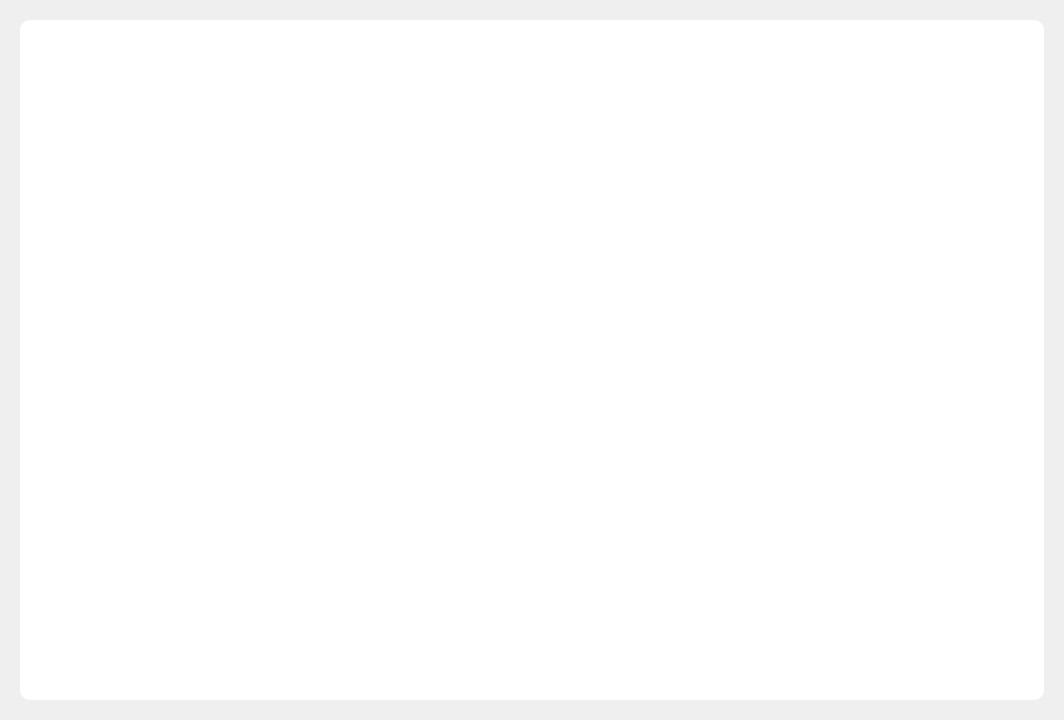
This is ui/main_window.ui in bfmhno3/resonate as Qt 5 draws it before an edit. The edited form follows.
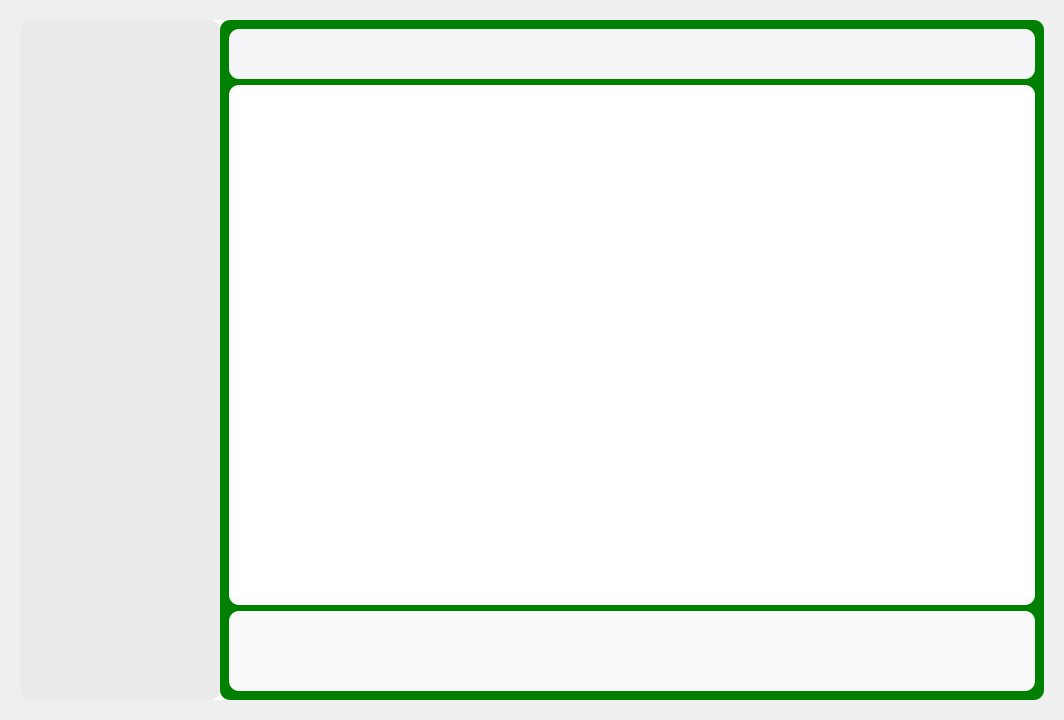
This is the edited form.

Commit message: feat: 大体绘制 GUI 界面,使用 Widget 占位

What changed in the file:
```diff
--- a/ui/main_window.ui
+++ b/ui/main_window.ui
@@ -36,16 +36,118 @@
      </property>
      <item>
       <widget class="QWidget" name="content" native="true">
-       <property name="sizePolicy">
-        <sizepolicy hsizetype="Expanding" vsizetype="Expanding">
-         <horstretch>0</horstretch>
-         <verstretch>0</verstretch>
-        </sizepolicy>
-       </property>
        <property name="styleSheet">
         <string notr="true">background-color: white;
 border-radius: 10px;</string>
        </property>
+       <layout class="QHBoxLayout" name="horizontalLayout_2">
+        <property name="spacing">
+         <number>0</number>
+        </property>
+        <property name="leftMargin">
+         <number>0</number>
+        </property>
+        <property name="topMargin">
+         <number>0</number>
+        </property>
+        <property name="rightMargin">
+         <number>0</number>
+        </property>
+        <property name="bottomMargin">
+         <number>0</number>
+        </property>
+        <item>
+         <widget class="QWidget" name="sidebar" native="true">
+          <property name="sizePolicy">
+           <sizepolicy hsizetype="Fixed" vsizetype="Preferred">
+            <horstretch>0</horstretch>
+            <verstretch>0</verstretch>
+           </sizepolicy>
+          </property>
+          <property name="minimumSize">
+           <size>
+            <width>200</width>
+            <height>0</height>
+           </size>
+          </property>
+          <property name="maximumSize">
+           <size>
+            <width>200</width>
+            <height>16777215</height>
+           </size>
+          </property>
+          <property name="styleSheet">
+           <string notr="true">background-color: #EAEAEA;</string>
+          </property>
+         </widget>
+        </item>
+        <item>
+         <widget class="QWidget" name="right_container" native="true">
+          <property name="styleSheet">
+           <string notr="true">background-color: green;</string>
+          </property>
+          <layout class="QVBoxLayout" name="verticalLayout">
+           <item>
+            <widget class="QWidget" name="header" native="true">
+             <property name="sizePolicy">
+              <sizepolicy hsizetype="Preferred" vsizetype="Fixed">
+               <horstretch>0</horstretch>
+               <verstretch>0</verstretch>
+              </sizepolicy>
+             </property>
+             <property name="minimumSize">
+              <size>
+               <width>0</width>
+               <height>50</height>
+              </size>
+             </property>
+             <property name="maximumSize">
+              <size>
+               <width>16777215</width>
+               <height>50</height>
+              </size>
+             </property>
+             <property name="styleSheet">
+              <string notr="true">background-color: #F5F5F7;</string>
+             </property>
+            </widget>
+           </item>
+           <item>
+            <widget class="QWidget" name="main_content" native="true">
+             <property name="styleSheet">
+              <string notr="true">background-color: #FFFFFF;</string>
+             </property>
+            </widget>
+           </item>
+           <item>
+            <widget class="QWidget" name="player_bar" native="true">
+             <property name="sizePolicy">
+              <sizepolicy hsizetype="Preferred" vsizetype="Fixed">
+               <horstretch>0</horstretch>
+               <verstretch>0</verstretch>
+              </sizepolicy>
+             </property>
+             <property name="minimumSize">
+              <size>
+               <width>0</width>
+               <height>80</height>
+              </size>
+             </property>
+             <property name="maximumSize">
+              <size>
+               <width>16777215</width>
+               <height>80</height>
+              </size>
+             </property>
+             <property name="styleSheet">
+              <string notr="true">background-color: #F9F9F9;</string>
+             </property>
+            </widget>
+           </item>
+          </layout>
+         </widget>
+        </item>
+       </layout>
       </widget>
      </item>
     </layout>
```
